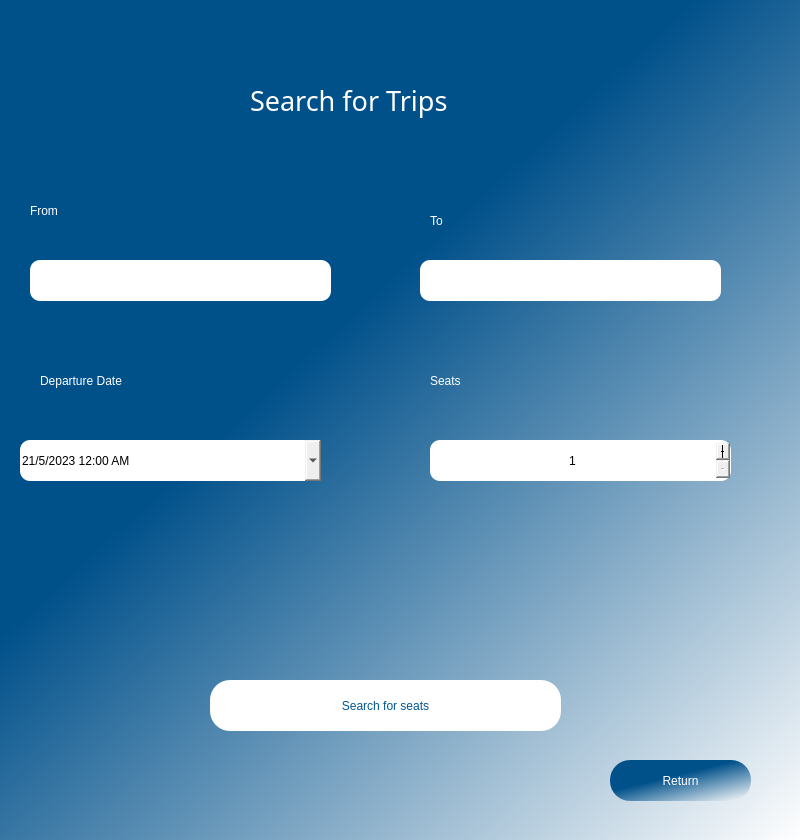
First picture: the form in ui/FindTrip.ui, repository kareemsakkary/TrainBookingSystem, before the edit.
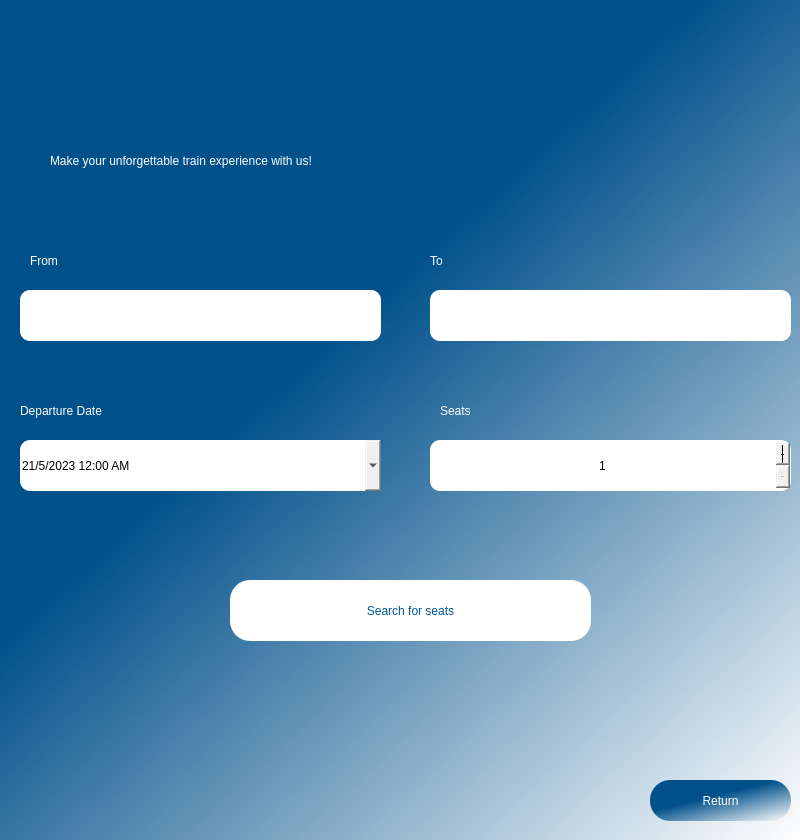
Second picture: the form after the edit. Icons and pictures are not drawn.

The edit to the form file:
```diff
--- a/ui/FindTrip.ui
+++ b/ui/FindTrip.ui
@@ -35,10 +35,10 @@
    <widget class="QLineEdit" name="inputDepartureStation">
     <property name="geometry">
      <rect>
-      <x>30</x>
-      <y>290</y>
-      <width>301</width>
-      <height>41</height>
+      <x>20</x>
+      <y>320</y>
+      <width>361</width>
+      <height>51</height>
      </rect>
     </property>
     <property name="styleSheet">
@@ -49,10 +49,10 @@
    <widget class="QLineEdit" name="inputArrivalStation">
     <property name="geometry">
      <rect>
-      <x>420</x>
-      <y>290</y>
-      <width>301</width>
-      <height>41</height>
+      <x>430</x>
+      <y>320</y>
+      <width>361</width>
+      <height>51</height>
      </rect>
     </property>
     <property name="styleSheet">
@@ -63,7 +63,7 @@
     <property name="geometry">
      <rect>
       <x>30</x>
-      <y>220</y>
+      <y>270</y>
       <width>211</width>
       <height>41</height>
      </rect>
@@ -79,10 +79,10 @@
    <widget class="QPushButton" name="findTripButton">
     <property name="geometry">
      <rect>
-      <x>210</x>
-      <y>710</y>
-      <width>351</width>
-      <height>51</height>
+      <x>230</x>
+      <y>610</y>
+      <width>361</width>
+      <height>61</height>
      </rect>
     </property>
     <property name="styleSheet">
@@ -108,8 +108,8 @@
    <widget class="QPushButton" name="returnButton">
     <property name="geometry">
      <rect>
-      <x>610</x>
-      <y>790</y>
+      <x>650</x>
+      <y>810</y>
       <width>141</width>
       <height>41</height>
      </rect>
@@ -135,7 +135,7 @@
     <property name="geometry">
      <rect>
       <x>430</x>
-      <y>230</y>
+      <y>270</y>
       <width>61</width>
       <height>41</height>
      </rect>
@@ -151,9 +151,9 @@
    <widget class="QLabel" name="icon">
     <property name="geometry">
      <rect>
-      <x>350</x>
-      <y>300</y>
-      <width>41</width>
+      <x>390</x>
+      <y>330</y>
+      <width>31</width>
       <height>21</height>
      </rect>
     </property>
@@ -170,8 +170,8 @@
    <widget class="QLabel" name="departureDateTimeLabel">
     <property name="geometry">
      <rect>
-      <x>40</x>
-      <y>390</y>
+      <x>20</x>
+      <y>420</y>
       <width>211</width>
       <height>41</height>
      </rect>
@@ -189,8 +189,8 @@
      <rect>
       <x>430</x>
       <y>470</y>
-      <width>301</width>
-      <height>41</height>
+      <width>361</width>
+      <height>51</height>
      </rect>
     </property>
     <property name="styleSheet">
@@ -221,8 +221,8 @@
    <widget class="QLabel" name="seatsCountLabel_5">
     <property name="geometry">
      <rect>
-      <x>430</x>
-      <y>390</y>
+      <x>440</x>
+      <y>420</y>
       <width>81</width>
       <height>41</height>
      </rect>
@@ -235,39 +235,13 @@
      <string>Seats</string>
     </property>
    </widget>
-   <widget class="QLabel" name="label_4">
-    <property name="geometry">
-     <rect>
-      <x>250</x>
-      <y>110</y>
-      <width>241</width>
-      <height>41</height>
-     </rect>
-    </property>
-    <property name="font">
-     <font>
-      <family>Sitka Heading Semibold</family>
-      <pointsize>20</pointsize>
-      <weight>2</weight>
-      <italic>false</italic>
-      <bold>false</bold>
-     </font>
-    </property>
-    <property name="styleSheet">
-     <string notr="true">font: 20 20pt &quot;Sitka Heading Semibold&quot;;
-color: rgb(255, 255, 255);</string>
-    </property>
-    <property name="text">
-     <string>Search for Trips</string>
-    </property>
-   </widget>
    <widget class="QDateTimeEdit" name="inputStartDate">
     <property name="geometry">
      <rect>
       <x>20</x>
       <y>470</y>
-      <width>301</width>
-      <height>41</height>
+      <width>361</width>
+      <height>51</height>
      </rect>
     </property>
     <property name="styleSheet">
@@ -290,8 +264,8 @@
    <widget class="QLabel" name="error">
     <property name="geometry">
      <rect>
-      <x>100</x>
-      <y>600</y>
+      <x>130</x>
+      <y>680</y>
       <width>571</width>
       <height>31</height>
      </rect>
@@ -310,6 +284,23 @@
      <set>Qt::AlignCenter</set>
     </property>
    </widget>
+   <widget class="QLabel" name="title">
+    <property name="geometry">
+     <rect>
+      <x>50</x>
+      <y>160</y>
+      <width>721</width>
+      <height>61</height>
+     </rect>
+    </property>
+    <property name="styleSheet">
+     <string notr="true">font: 20 20pt &quot;Sitka Heading Semibold&quot;;
+color: rgb(255, 255, 255);</string>
+    </property>
+    <property name="text">
+     <string>Make your unforgettable train experience with us!</string>
+    </property>
+   </widget>
   </widget>
  </widget>
  <resources/>
```
